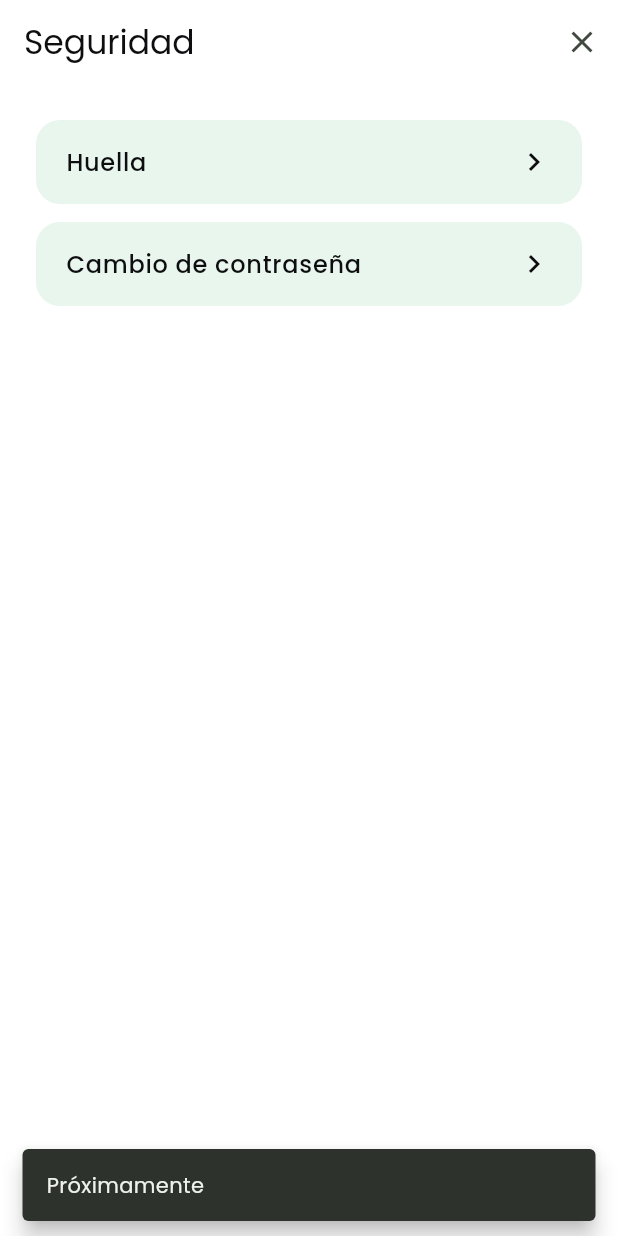
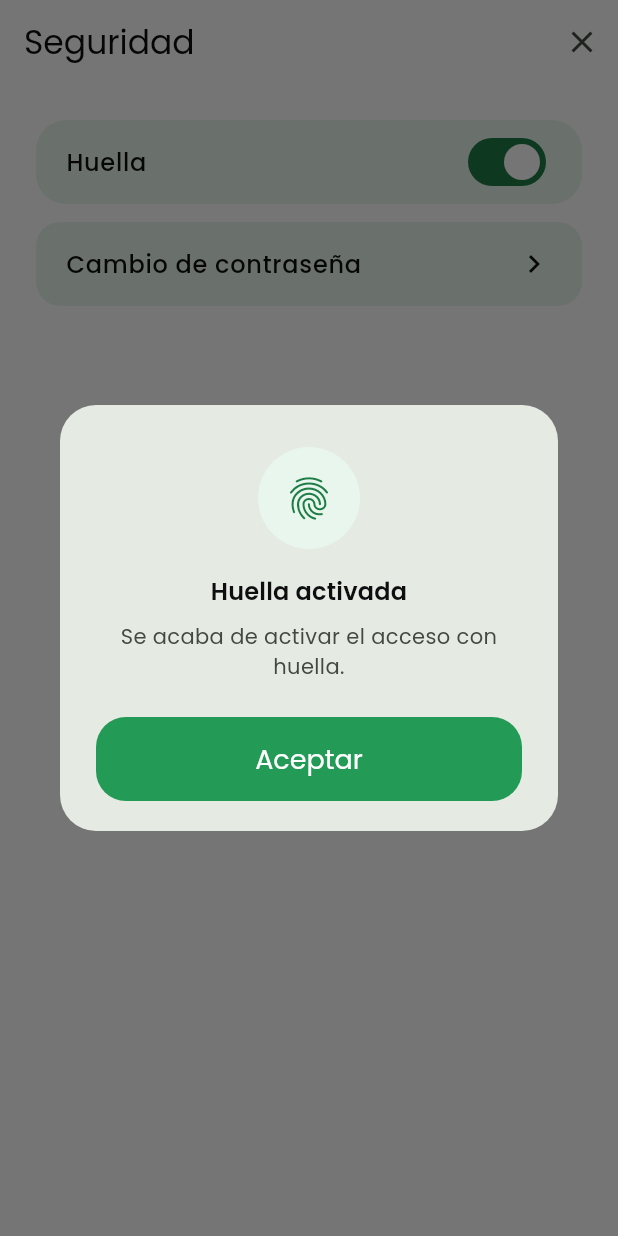
Before and after one commit to allanyanx/bancopanda-app, a Flutter app: the SecurityScreen screen opened by its route, after a tap on "Huella", on a phone screen of 412 x 824 dp. Run offline on Flutter 3.47's test engine with Material 3 defaults, Android fonts, the phone set to English and light mode, and no system bars; our stand-ins replace flutter_secure_storage, go_router, google_fonts; accounts and stored records are empty; network calls fail.

Commit message:
cambios ya casi finales de nuevo en perfil

```diff
--- a/lib/core/theme/theme_view_model.dart
+++ b/lib/core/theme/theme_view_model.dart
@@ -1,13 +1,28 @@
 import 'package:flutter/material.dart';
 
+import '../storage/key_value_storage.dart';
+
 class ThemeViewModel extends ChangeNotifier {
+  ThemeViewModel(this._storage);
+
+  static const _key = 'modo_oscuro';
+
+  final KeyValueStorage _storage;
   ThemeMode _mode = ThemeMode.light;
 
   ThemeMode get mode => _mode;
   bool get isDark => _mode == ThemeMode.dark;
 
-  void setDarkMode(bool enabled) {
+  Future<void> cargar() async {
+    final guardado = await _storage.read(_key);
+    if (guardado == null) return;
+    _mode = guardado == 'true' ? ThemeMode.dark : ThemeMode.light;
+    notifyListeners();
+  }
+
+  Future<void> setDarkMode(bool enabled) async {
     _mode = enabled ? ThemeMode.dark : ThemeMode.light;
     notifyListeners();
+    await _storage.write(_key, enabled.toString());
   }
 }
--- /dev/null
+++ b/lib/core/widgets/status_dialog.dart
@@ -0,0 +1,68 @@
+import 'package:flutter/material.dart';
+
+import '../theme/app_colors.dart';
+
+Future<void> mostrarEstado(
+  BuildContext context, {
+  required IconData icono,
+  required String titulo,
+  String? mensaje,
+}) {
+  return showDialog<void>(
+    context: context,
+    builder: (ctx) {
+      // El tema se lee aquí, con el contexto del diálogo, para que siempre
+      // use el tema vigente (incluso justo después de cambiar de modo).
+      final theme = Theme.of(ctx);
+      final scheme = theme.colorScheme;
+
+      return Dialog(
+        shape: RoundedRectangleBorder(borderRadius: BorderRadius.circular(24)),
+        child: Padding(
+          padding: const EdgeInsets.fromLTRB(24, 28, 24, 20),
+          child: Column(
+            mainAxisSize: MainAxisSize.min,
+            children: [
+              Container(
+                width: 68,
+                height: 68,
+                decoration: const BoxDecoration(
+                  shape: BoxShape.circle,
+                  color: AppColors.surfaceMint,
+                ),
+                child: Icon(icono, size: 34, color: AppColors.primaryDeep),
+              ),
+              const SizedBox(height: 16),
+              Text(
+                titulo,
+                textAlign: TextAlign.center,
+                style: theme.textTheme.titleMedium?.copyWith(
+                  fontWeight: FontWeight.w600,
+                  color: scheme.onSurface,
+                ),
+              ),
+              if (mensaje != null) ...[
+                const SizedBox(height: 8),
+                Text(
+                  mensaje,
+                  textAlign: TextAlign.center,
+                  style: theme.textTheme.bodyMedium?.copyWith(
+                    color: scheme.onSurfaceVariant,
+                  ),
+                ),
+              ],
+              const SizedBox(height: 24),
+              SizedBox(
+                width: double.infinity,
+                child: FilledButton(
+                  onPressed: () => Navigator.of(ctx).pop(),
+                  child: const Text('Aceptar'),
+                ),
+              ),
+            ],
+          ),
+        ),
+      );
+    },
+  );
+}
--- a/lib/features/auth/viewmodel/auth_view_model.dart
+++ b/lib/features/auth/viewmodel/auth_view_model.dart
@@ -19,9 +19,6 @@ class AuthViewModel extends ChangeNotifier {
   bool get isLoggedIn => _sesion != null;
   bool get isLoading => _isLoading;
   String? get error => _error;
-
-  bool _mostrarBienvenida = false;
-  bool get mostrarBienvenida => _mostrarBienvenida;
 
   Future<void> restoreSession() async {
     _sesion = await _repository.restoreSession();
@@ -62,12 +59,10 @@ class AuthViewModel extends ChangeNotifier {
 
     _isLoading = true;
     _error = null;
-    _mostrarBienvenida = false;
     notifyListeners();
 
     try {
       _sesion = await action();
-      _mostrarBienvenida = true;
       return true;
     } on AppException catch (e) {
       _error = e.message;
@@ -87,10 +82,4 @@ class AuthViewModel extends ChangeNotifier {
     _sesion = await _repository.actualizarUsuario(actual, usuario);
     notifyListeners();
   }
-
-  void terminarBienvenida() {
-    if (!_mostrarBienvenida) return;
-    _mostrarBienvenida = false;
-    notifyListeners();
-  }
 }
--- a/lib/features/profile/view/profile_screen.dart
+++ b/lib/features/profile/view/profile_screen.dart
@@ -4,9 +4,7 @@ import 'package:provider/provider.dart';
 
 import '../../../core/router/app_router.dart';
 import '../../../core/theme/app_colors.dart';
-import '../../../core/theme/theme_view_model.dart';
 import '../viewmodel/profile_view_model.dart';
-import 'widgets/preference_tile.dart';
 import 'widgets/profile_header.dart';
 import 'widgets/profile_menu_tile.dart';
 
@@ -29,7 +27,6 @@ class _ProfileScreenState extends State<ProfileScreen> {
   @override
   Widget build(BuildContext context) {
     final vm = context.watch<ProfileViewModel>();
-    final tema = context.watch<ThemeViewModel>();
     final usuario = vm.usuario;
     if (usuario == null) return const SizedBox.shrink();
 
@@ -58,7 +55,6 @@ class _ProfileScreenState extends State<ProfileScreen> {
                       : context.go(AppRoutes.home),
                 ),
               ),
-              if (vm.cargando) const LinearProgressIndicator(minHeight: 3),
               if (vm.errorCarga != null)
                 Padding(
                   padding: const EdgeInsets.symmetric(vertical: 8),
@@ -101,16 +97,9 @@ class _ProfileScreenState extends State<ProfileScreen> {
               const SizedBox(height: 20),
               Text('Preferencias', style: titulo),
               const SizedBox(height: 10),
-              PreferenceTile(
-                label: 'Notificaciones',
-                value: vm.notificaciones,
-                onChanged: vm.setNotificaciones,
-              ),
-              const SizedBox(height: 10),
-              PreferenceTile(
-                label: 'Modo oscuro',
-                value: tema.isDark,
-                onChanged: tema.setDarkMode,
+              ProfileMenuTile(
+                label: 'Configuración',
+                onTap: () => context.push(AppRoutes.profileSettings),
               ),
               const SizedBox(height: 16),
               Center(
--- a/lib/features/profile/view/security_screen.dart
+++ b/lib/features/profile/view/security_screen.dart
@@ -1,15 +1,38 @@
 import 'package:flutter/material.dart';
 import 'package:go_router/go_router.dart';
+import 'package:provider/provider.dart';
 
 import '../../../core/router/app_router.dart';
-import '../../../core/utils/proximamente.dart';
+import '../../../core/widgets/status_dialog.dart';
+import '../viewmodel/profile_view_model.dart';
+import 'widgets/preference_tile.dart';
 import 'widgets/profile_menu_tile.dart';
 
-class SecurityScreen extends StatelessWidget {
+class SecurityScreen extends StatefulWidget {
   const SecurityScreen({super.key});
 
   @override
+  State<SecurityScreen> createState() => _SecurityScreenState();
+}
+
+class _SecurityScreenState extends State<SecurityScreen> {
+  Future<void> _cambiarHuella(bool activar) async {
+    await context.read<ProfileViewModel>().setHuella(activar);
+    if (!mounted) return;
+    await mostrarEstado(
+      context,
+      icono: Icons.fingerprint,
+      titulo: activar ? 'Huella activada' : 'Huella desactivada',
+      mensaje: activar
+          ? 'Se acaba de activar el acceso con huella.'
+          : 'Se desactivó el acceso con huella.',
+    );
+  }
+
+  @override
   Widget build(BuildContext context) {
+    final vm = context.watch<ProfileViewModel>();
+
     return Scaffold(
       appBar: AppBar(
         automaticallyImplyLeading: false,
@@ -26,9 +49,10 @@ class SecurityScreen extends StatelessWidget {
         padding: const EdgeInsets.all(24),
         child: Column(
           children: [
-            ProfileMenuTile(
+            PreferenceTile(
               label: 'Huella',
-              onTap: () => mostrarProximamente(context),
+              value: vm.huella,
+              onChanged: _cambiarHuella,
             ),
             const SizedBox(height: 12),
             ProfileMenuTile(
--- a/lib/features/profile/view/widgets/preference_tile.dart
+++ b/lib/features/profile/view/widgets/preference_tile.dart
@@ -16,12 +16,14 @@ class PreferenceTile extends StatelessWidget {
 
   @override
   Widget build(BuildContext context) {
-    return Container(
-      padding: const EdgeInsets.symmetric(horizontal: 20, vertical: 4),
-      decoration: BoxDecoration(
+    return Material(
       color: AppColors.surfaceMint,
       borderRadius: BorderRadius.circular(20),
-      ),
+      child: InkWell(
+        borderRadius: BorderRadius.circular(20),
+        onTap: () => onChanged(!value),
+        child: Padding(
+          padding: const EdgeInsets.symmetric(horizontal: 20, vertical: 4),
           child: Row(
             children: [
               Expanded(
@@ -40,6 +42,8 @@ class PreferenceTile extends StatelessWidget {
               ),
             ],
           ),
+        ),
+      ),
     );
   }
 }
--- a/lib/features/profile/view/widgets/profile_menu_tile.dart
+++ b/lib/features/profile/view/widgets/profile_menu_tile.dart
@@ -3,13 +3,20 @@ import 'package:flutter/material.dart';
 import '../../../../core/theme/app_colors.dart';
 
 class ProfileMenuTile extends StatelessWidget {
-  const ProfileMenuTile({super.key, required this.label, required this.onTap});
+  const ProfileMenuTile({
+    super.key,
+    required this.label,
+    required this.onTap,
+    this.value,
+  });
 
   final String label;
+  final String? value;
   final VoidCallback onTap;
 
   @override
   Widget build(BuildContext context) {
+    final textTheme = Theme.of(context).textTheme;
     return Material(
       color: AppColors.surfaceMint,
       borderRadius: BorderRadius.circular(16),
@@ -23,12 +30,21 @@ class ProfileMenuTile extends StatelessWidget {
               Expanded(
                 child: Text(
                   label,
-                  style: Theme.of(context).textTheme.bodyLarge?.copyWith(
+                  style: textTheme.bodyLarge?.copyWith(
                     color: AppColors.textPrimary,
                     fontWeight: FontWeight.w500,
                   ),
                 ),
               ),
+              if (value != null) ...[
+                Text(
+                  value!,
+                  style: textTheme.bodyMedium?.copyWith(
+                    color: AppColors.textSecondary,
+                  ),
+                ),
+                const SizedBox(width: 8),
+              ],
               const Icon(Icons.chevron_right, color: AppColors.textPrimary),
             ],
           ),
--- a/lib/features/profile/viewmodel/profile_view_model.dart
+++ b/lib/features/profile/viewmodel/profile_view_model.dart
@@ -7,6 +7,7 @@ import '../../auth/viewmodel/auth_view_model.dart';
 import '../data/repositories/profile_repository.dart';
 import '../model/datos_perfil.dart';
 import '../model/cambio_contrasena.dart';
+import '../../../core/utils/celular.dart';
 
 class ProfileViewModel extends ChangeNotifier {
   ProfileViewModel({
@@ -18,22 +19,34 @@ class ProfileViewModel extends ChangeNotifier {
        _storage = storage;
 
   static const _notificacionesKey = 'notificaciones';
+  static const _huellaKey = 'huella';
 
   final ProfileRepository _repository;
   final AuthViewModel _auth;
   final KeyValueStorage _storage;
 
+  bool notificaciones = true;
+  bool huella = false;
+
   bool guardando = false;
   String? error;
   bool cargando = false;
   String? errorCarga;
-  bool notificaciones = true;
 
   Usuario? get usuario => _auth.usuario;
 
   Future<void> cargarPreferencias() async {
     final guardada = await _storage.read(_notificacionesKey);
     if (guardada != null) notificaciones = guardada == 'true';
+    final guardadaHuella = await _storage.read(_huellaKey);
+    if (guardadaHuella != null) huella = guardadaHuella == 'true';
+    notifyListeners();
+  }
+
+  Future<void> setHuella(bool valor) async {
+    huella = valor;
+    notifyListeners();
+    await _storage.write(_huellaKey, valor.toString());
   }
 
   Future<void> setNotificaciones(bool valor) async {
@@ -83,6 +96,17 @@ class ProfileViewModel extends ChangeNotifier {
     notifyListeners();
   }
 
+  bool hayCambios(DatosPerfil datos) {
+    final u = usuario;
+    if (u == null) return false;
+
+    return datos.nombreUsuario != u.nombreUsuario ||
+        datos.nombres != u.nombres ||
+        datos.apellidos != u.apellidos ||
+        datos.correo != u.correo ||
+        Celular.local(datos.telefono) != Celular.local(u.telefono);
+  }
+
   Future<void> cargar() async {
     cargando = true;
     errorCarga = null;
```
Also changed, not shown: lib/core/di/providers.dart (+5 -2 lines), lib/core/router/app_router.dart (+13 -5 lines), lib/features/auth/view/welcome_screen.dart (+43 -99 lines), lib/features/profile/view/personal_data_screen.dart (+20 -3 lines), lib/features/profile/view/preferences_screen.dart (added, +139 -0 lines), lib/features/profile/view/widgets/profile_field.dart (+42 -27 lines). Lines whose indentation alone changed are shown as unchanged.
